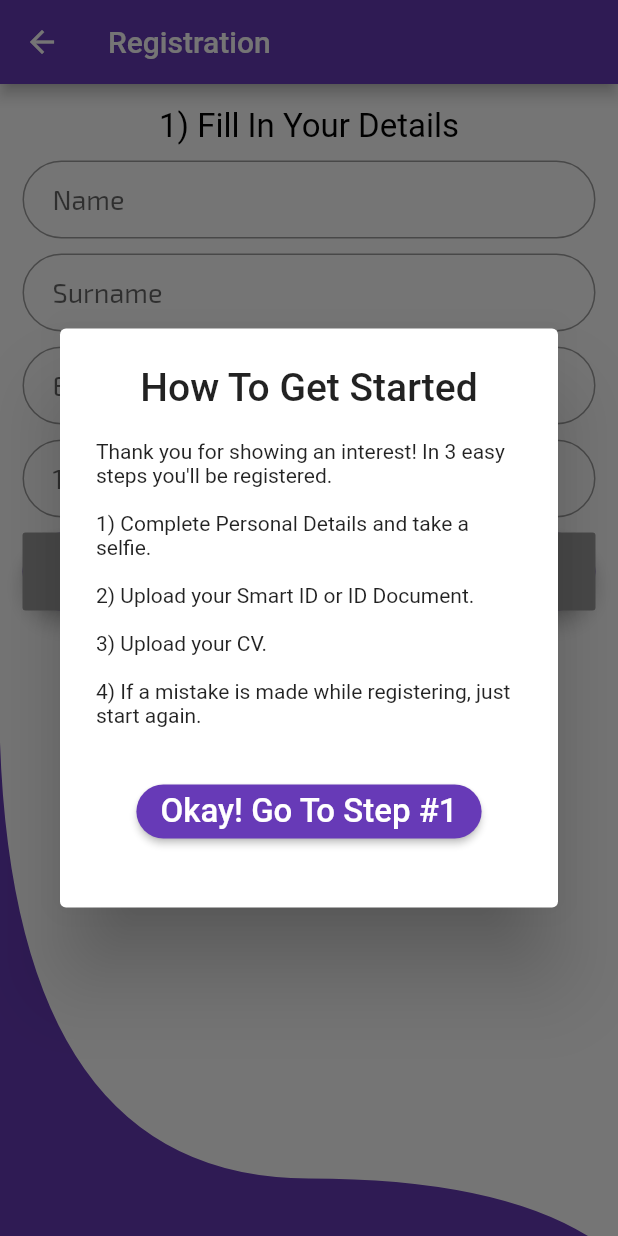
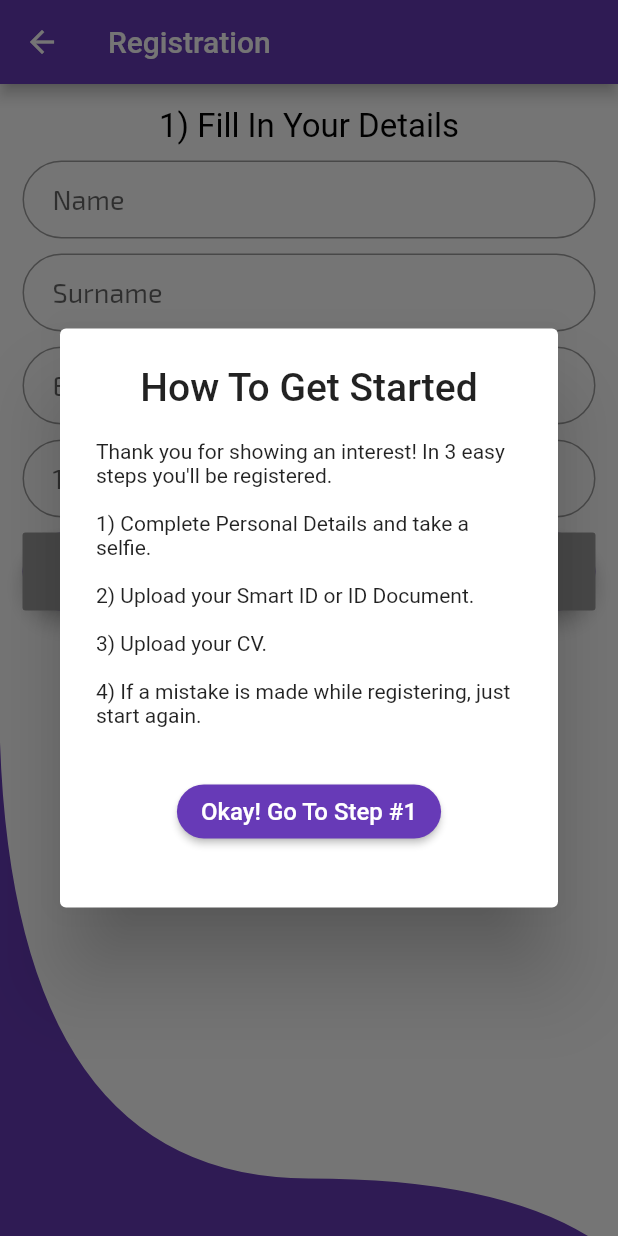
Before and after one commit to RipperZA/Endevour-App, a Flutter app: the RegisterPage screen opened directly, on a phone screen of 412 x 824 dp. Run offline on Flutter 3.47's test engine with Material 2 defaults, Android fonts, the phone set to English and light mode, and no system bars; our stand-ins replace carousel_pro, connectivity, dio, flutter_form_builder, flutter_secure_storage, fluttertoast and 8 more; missing offline and left inert: calendarro, onesignal_flutter; accounts and stored records are empty; statements that could not run were skipped.

Commit message:
Changing Registration Styling

```diff
--- a/lib/ui/page_register.dart
+++ b/lib/ui/page_register.dart
@@ -196,7 +196,7 @@ class _RegisterPageState extends State<RegisterPage>
                     color: themeColour,
                     child: Text(
                       'Okay! Go To Step #1',
-                      style: TextStyle(fontSize: 22),
+                      style: TextStyle(fontSize: 16),
                     ),
                     shape: RoundedRectangleBorder(
                         borderRadius: BorderRadius.circular(30.0)),
--- a/pubspec.yaml
+++ b/pubspec.yaml
@@ -11,7 +11,7 @@ description: Opportunity Awaits
 # In iOS, build-name is used as CFBundleShortVersionString while build-number used as CFBundleVersion.
 # Read more about iOS versioning at
 # https://developer.apple.com/library/archive/documentation/General/Reference/InfoPlistKeyReference/Articles/CoreFoundationKeys.html
-version: 1.0.0+5
+version: 1.0.0+6
 
 environment:
   sdk: ">=2.2.2 <3.0.0"
```
